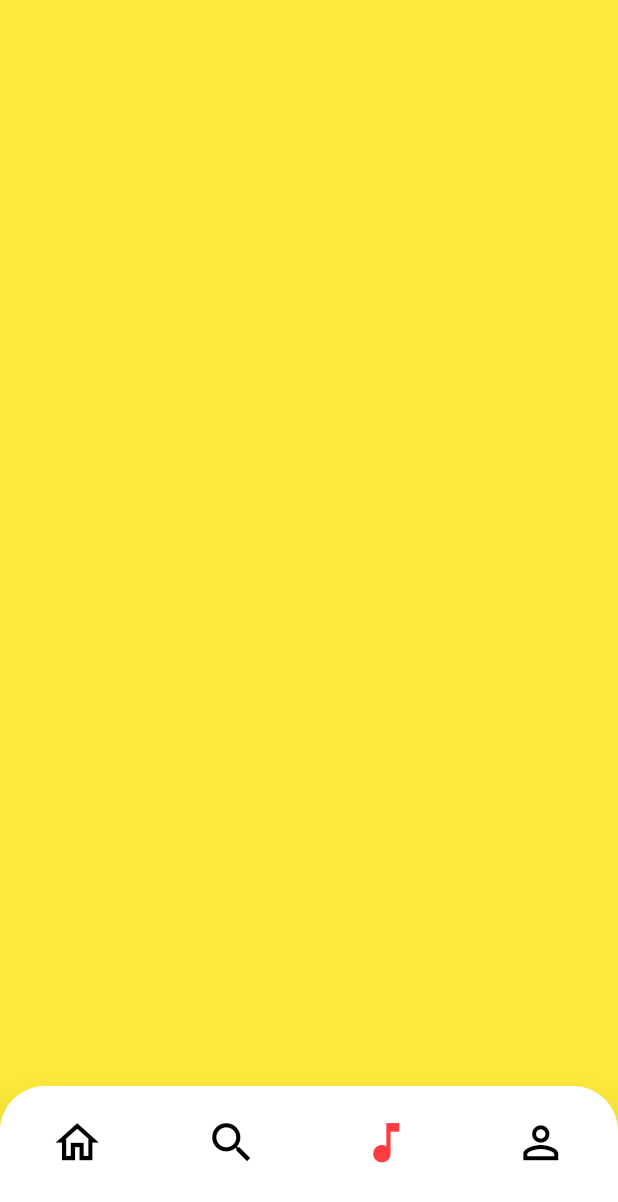
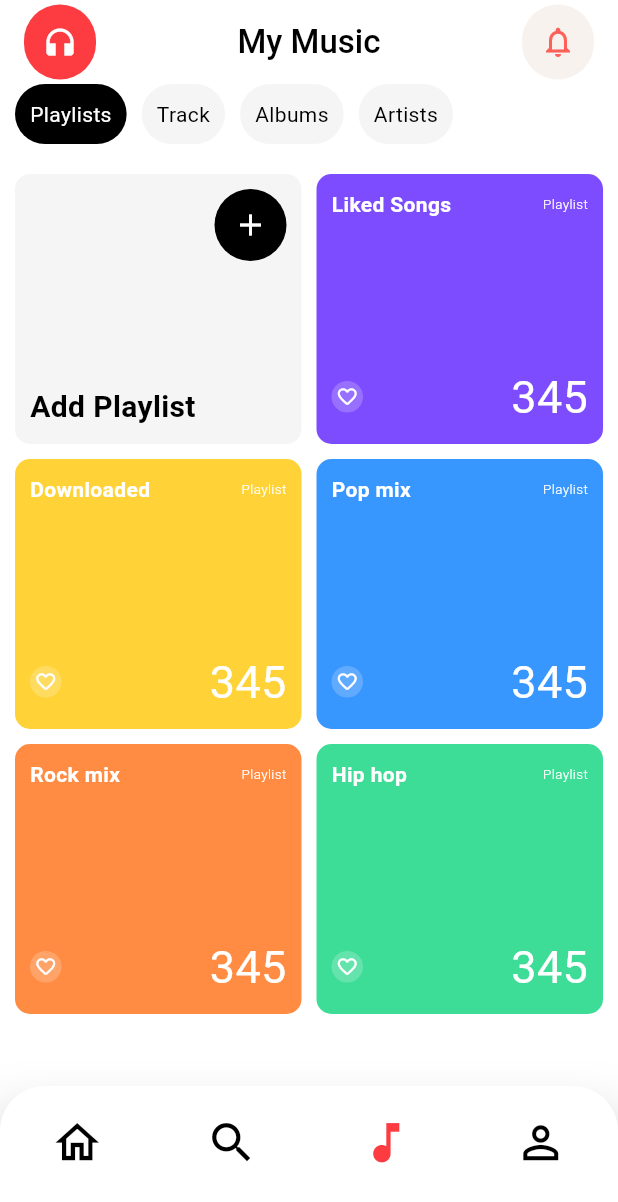
Before and after one commit to KhuongKayyyyy/music_player, a Flutter app: the screen it shows after launch, item 3 of the bottom bar chosen, on a phone screen of 412 x 824 dp. Shown: the top 1202 px of the screen. Run offline on Flutter 3.47's test engine with Material 3 defaults, Android fonts, the phone set to English and light mode, and no system bars; our stand-ins replace cached_network_image, popover; missing offline and left inert: dart:ffi; network calls fail.

Commit message:
my playlist page - done

```diff
--- a/lib/Components/Buttons/search_category_button_small.dart
+++ b/lib/Components/Buttons/search_category_button_small.dart
@@ -1,25 +1,36 @@
 import 'package:flutter/material.dart';
 
-class SearchCategoryButtonSmall extends StatelessWidget{
+class SearchCategoryButtonSmall extends StatelessWidget {
+  final bool isSelected;
   final VoidCallback? onPressed;
   final String buttonText;
 
-  const SearchCategoryButtonSmall({super.key, required this.buttonText, this.onPressed});
+  const SearchCategoryButtonSmall({
+    super.key,
+    required this.buttonText,
+    this.onPressed,
+    this.isSelected = false,
+  });
+
   @override
   Widget build(BuildContext context) {
     return InkWell(
+      onTap: onPressed,
       child: Container(
         height: 40,
         decoration: BoxDecoration(
           borderRadius: BorderRadius.circular(30),
-          color: Colors.grey[100]
+          color: isSelected ? Colors.black : Colors.grey[100],
         ),
         child: Padding(
-          padding:const EdgeInsets.all(10),
+          padding: const EdgeInsets.all(10),
           child: Text(
-              buttonText
+            buttonText,
+            style: TextStyle(
+              color: isSelected ? Colors.white : Colors.black,
+            ),
           ),
-        )
+        ),
       ),
     );
   }
--- /dev/null
+++ b/lib/Components/Items/Playlist/add_playlist_item.dart
@@ -0,0 +1,44 @@
+import 'package:flutter/material.dart';
+
+class AddPlaylistItem extends StatelessWidget{
+  String playListName;
+  AddPlaylistItem({required this.playListName});
+  @override
+  Widget build(BuildContext context) {
+    return  Container(
+      height: 180,
+      decoration: BoxDecoration(
+        borderRadius: BorderRadius.circular(10),
+        color: Colors.grey[100],
+      ),
+      child: Padding(
+        padding: const EdgeInsets.all(10),
+        child: Column(
+          crossAxisAlignment: CrossAxisAlignment.start,
+          children: [
+            Row(
+              children: [
+                const Spacer(),
+                Container(
+                  decoration: BoxDecoration(
+                    borderRadius: BorderRadius.circular(100),
+                    color: Colors.black,
+                  ),
+                  child: IconButton(onPressed: (){}, icon: const Icon(Icons.add,color: Colors.white,)),
+                ),
+              ],
+            ),
+            const Spacer(),
+            Text(
+              playListName,
+              style:const TextStyle(
+                fontSize: 20,
+                fontWeight: FontWeight.w600
+              ),
+            )
+          ],
+        ),
+      ),
+    );
+  }
+}
--- /dev/null
+++ b/lib/Components/Items/Playlist/custom_playlist_item.dart
@@ -0,0 +1,112 @@
+import 'dart:math';
+import 'package:flutter/material.dart';
+import 'package:music_player/Utils/app_theme.dart';
+
+class CustomPlaylistItem extends StatelessWidget {
+  final Color primaryColorPurple = const Color(0xff7d4cff);
+  final Color secondaryColorPurple = const Color(0xff9487f5);
+
+  final Color primaryColorYellow = const Color(0xffffd338);
+  final Color secondaryColorYellow = const Color(0xffffda47);
+
+  final Color primaryColorOrange = const Color(0xffff8c42);
+  final Color secondaryColorOrange = const Color(0xffff954b);
+
+  final Color secondaryColorGreen = const Color(0xff3ddc97);
+
+  final Color secondaryColorBlue = const Color(0xff3896ff);
+  final Color secondaryColorRed = AppTheme.primaryColor;
+
+  final String playlistName;
+
+  CustomPlaylistItem({super.key, required this.playlistName});
+
+  @override
+  Widget build(BuildContext context) {
+    // Get the color based on the playlist name
+    final Color backgroundColor = getColorBasedOnName(playlistName);
+
+    return Container(
+      height: 180,
+      decoration: BoxDecoration(
+        borderRadius: BorderRadius.circular(10),
+        color: backgroundColor, // Use the background color based on the playlist name
+      ),
+      child: Padding(
+        padding: const EdgeInsets.all(10),
+        child: Column(
+          crossAxisAlignment: CrossAxisAlignment.start,
+          children: [
+            Row(
+              children: [
+                Text(
+                  playlistName,
+                  style: const TextStyle(
+                    color: Colors.white,
+                    fontWeight: FontWeight.w600,
+                  ),
+                ),
+                const Spacer(),
+                const Text(
+                  "Playlist",
+                  style: TextStyle(
+                      color: Colors.white,
+                      fontWeight: FontWeight.w300,
+                      fontSize: 9),
+                ),
+              ],
+            ),
+            const Spacer(),
+            Row(
+              children: [
+                Container(
+                  decoration: BoxDecoration(
+                    borderRadius: BorderRadius.circular(100),
+                    color: Colors.white.withOpacity(0.2),
+                  ),
+                  child: const Padding(
+                    padding: EdgeInsets.all(3),
+                    child: Icon(
+                      Icons.favorite_border_rounded,
+                      color: Colors.white,
+                      size: 15,
+                    ),
+                  ),
+                ),
+                const Spacer(),
+                Text(
+                  "${getRandomNumber()}",
+                  style: const TextStyle(color: Colors.white, fontSize: 30),
+                )
+              ],
+            )
+          ],
+        ),
+      ),
+    );
+  }
+
+  int getRandomNumber() {
+    final random = Random();
+    int randomNumber = 50 + random.nextInt(351);
+    return randomNumber;
+  }
+
+  // Function to get the color based on the playlist name
+  Color getColorBasedOnName(String name) {
+    switch (name.toLowerCase()) {
+      case 'liked songs':
+        return primaryColorPurple;
+      case 'downloaded':
+        return primaryColorYellow;
+      case 'rock mix':
+        return primaryColorOrange;
+      case 'pop mix':
+        return secondaryColorBlue;
+      case 'hip hop':
+        return secondaryColorGreen;
+      default:
+        return secondaryColorRed;
+    }
+  }
+}
--- a/lib/Navigations/library_navigator.dart
+++ b/lib/Navigations/library_navigator.dart
@@ -1,4 +1,5 @@
 import 'package:flutter/material.dart';
+import 'package:music_player/Views/MyMusic/my_music_landing.dart';
 
 class LibraryNavigator extends StatefulWidget{
   const LibraryNavigator({super.key});
@@ -18,10 +19,7 @@ class _LibraryNavigatorState extends State<LibraryNavigator>{
         return MaterialPageRoute(
           settings: settings,
           builder: (BuildContext context){
-            // if(settings.name ==""){
-            //   return Container(color: Colors.black,);
-            // }
-            return Container(color: Colors.yellow,);
+            return MyMusicLanding();
           }
         );
       }
--- /dev/null
+++ b/lib/Sections/Playlist/my_playlist_section.dart
@@ -0,0 +1,48 @@
+import 'package:flutter/material.dart';
+import 'package:music_player/Components/Items/Playlist/add_playlist_item.dart';
+import 'package:music_player/Components/Items/Playlist/custom_playlist_item.dart';
+
+class MyPlaylistSection extends StatelessWidget{
+  @override
+  Widget build(BuildContext context) {
+    return Column(
+      children: [
+        Row(
+          children: [
+            Expanded(
+              child: AddPlaylistItem(playListName: "Add Playlist"),
+            ),
+            const SizedBox(width: 10,),
+            Expanded(
+              child: CustomPlaylistItem(playlistName:"Liked Songs",),
+            )
+          ],
+        ),
+        const SizedBox(height: 10,),
+        Row(
+          children: [
+            Expanded(
+              child: CustomPlaylistItem(playlistName:"Downloaded",),
+            ),
+            const SizedBox(width: 10,),
+            Expanded(
+              child: CustomPlaylistItem(playlistName:"Pop mix",),
+            )
+          ],
+        ),
+        const SizedBox(height: 10,),
+        Row(
+          children: [
+            Expanded(
+              child: CustomPlaylistItem(playlistName:"Rock mix",),
+            ),
+            const SizedBox(width: 10,),
+            Expanded(
+              child: CustomPlaylistItem(playlistName:"Hip hop",),
+            )
+          ],
+        ),
+      ],
+    );
+  }
+}
--- /dev/null
+++ b/lib/Views/MyMusic/my_music_landing.dart
@@ -0,0 +1,130 @@
+import 'package:flutter/material.dart';
+import 'package:music_player/Components/Buttons/search_category_button_small.dart';
+import 'package:music_player/Components/Items/Playlist/playlist_by_artist_section.dart';
+import 'package:music_player/Models/song.dart';
+import 'package:music_player/Sections/Playlist/my_playlist_section.dart';
+import '../../Components/Items/Song_Track/track_item.dart';
+import '../../Utils/app_theme.dart';
+import '../../Utils/fake_data.dart';
+
+class MyMusicLanding extends StatefulWidget {
+  @override
+  _MyMusicLandingState createState() => _MyMusicLandingState();
+}
+
+class _MyMusicLandingState extends State<MyMusicLanding> {
+  List<Song> songList = FakeData.songs.take(10).toList();
+  int selectedIndex = 0;
+
+  Widget currentPlaylist() {
+    switch (selectedIndex) {
+      case 0:
+        return MyPlaylistSection();
+      case 1:
+        return ListView.builder(
+          shrinkWrap: true,
+          physics: const NeverScrollableScrollPhysics(),
+          itemCount: songList.length,
+          itemBuilder: (context, index) {
+            bool isLiked = index % 2 == 0;
+
+            return Padding(
+              padding: const EdgeInsets.symmetric(vertical: 3),
+              child: TrackItem(song: songList[index], isLiked: isLiked),
+            );
+          },
+        );
+      case 2:
+        return MyPlaylistSection();
+      case 3:
+        return PlaylistByArtistSection();
+      default:
+        return MyPlaylistSection();
+    }
+  }
+
+  void onButtonPressed(int index) {
+    setState(() {
+      selectedIndex = index;
+    });
+  }
+
+  @override
+  Widget build(BuildContext context) {
+    return Scaffold(
+      appBar: AppBar(
+        title: Row(
+          children: [
+            Container(
+              height: 50,
+              decoration: BoxDecoration(
+                borderRadius: BorderRadius.circular(100),
+                color: AppTheme.primaryColor,
+              ),
+              child: IconButton(
+                  onPressed: () {},
+                  icon: const Icon(Icons.headphones, color: Colors.white)),
+            ),
+            const Spacer(),
+            const Text(
+              "My Music",
+              style: TextStyle(fontWeight: FontWeight.w500),
+            ),
+            const Spacer(),
+            Container(
+              height: 50,
+              decoration: BoxDecoration(
+                borderRadius: BorderRadius.circular(100),
+                color: AppTheme.inkGreyLight,
+              ),
+              child: IconButton(
+                  onPressed: () {},
+                  icon: Icon(Icons.notifications_none,
+                      color: AppTheme.secondaryColor)),
+            )
+          ],
+        ),
+      ),
+      body: SingleChildScrollView(
+        child: Padding(
+          padding: const EdgeInsets.symmetric(horizontal: 10),
+          child: Column(
+            crossAxisAlignment: CrossAxisAlignment.start,
+            children: [
+              Row(
+                children: [
+                  SearchCategoryButtonSmall(
+                    buttonText: "Playlists",
+                    isSelected: selectedIndex == 0,
+                    onPressed: () => onButtonPressed(0),
+                  ),
+                  SizedBox(width: 10),
+                  SearchCategoryButtonSmall(
+                    buttonText: "Track",
+                    isSelected: selectedIndex == 1,
+                    onPressed: () => onButtonPressed(1),
+                  ),
+                  SizedBox(width: 10),
+                  SearchCategoryButtonSmall(
+                    buttonText: "Albums",
+                    isSelected: selectedIndex == 2,
+                    onPressed: () => onButtonPressed(2),
+                  ),
+                  SizedBox(width: 10),
+                  SearchCategoryButtonSmall(
+                    buttonText: "Artists",
+                    isSelected: selectedIndex == 3,
+                    onPressed: () => onButtonPressed(3),
+                  ),
+                  SizedBox(width: 10),
+                ],
+              ),
+              SizedBox(height: 20),
+              currentPlaylist(),
+            ],
+          ),
+        ),
+      ),
+    );
+  }
+}
```
Also changed, not shown: lib/Components/Items/Playlist/playlist_by_artist_section.dart (added, +50 -0 lines), lib/Components/Items/Playlist/playlist_of_artist_item.dart (added, +86 -0 lines).
